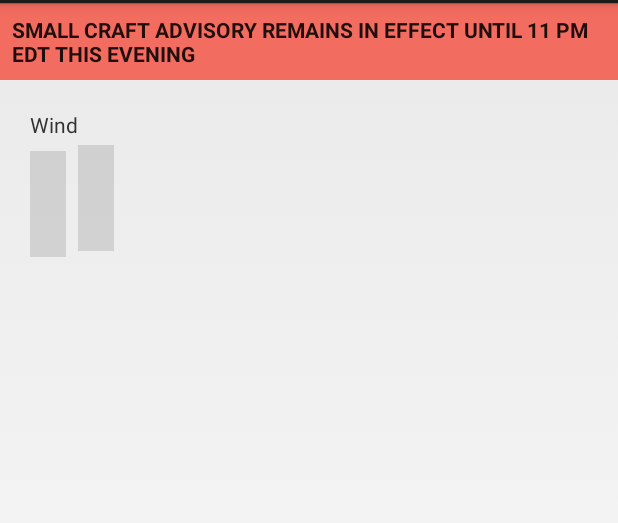
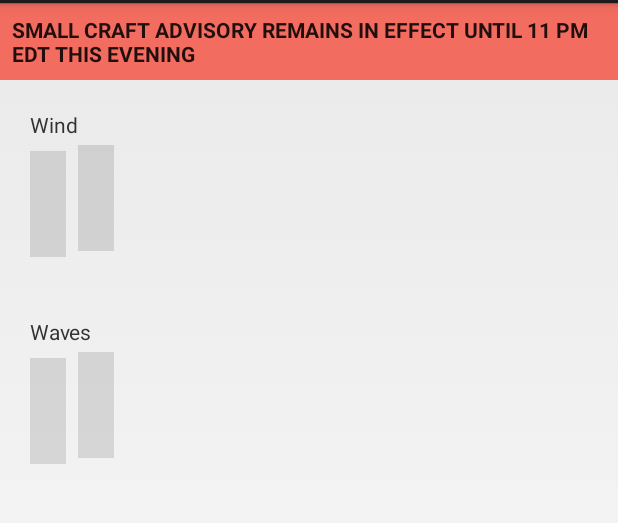
Before and after one commit to krschultz/AndroidWeatherBuoyDemo, an Android app: the screen it shows after launch (BuoyDetailActivity), on a phone screen of 412 x 824 dp, the part 69-592 px from its top. Run offline under Robolectric (Android 15) with nearby library versions, the phone set to English and light mode, and no system bars.

Commit message:
add two more instruments to detail screen

```diff
--- a/app/src/main/java/com/kevinrschultz/weatherbuoy/ui/BuoyDetailFragment.java
+++ b/app/src/main/java/com/kevinrschultz/weatherbuoy/ui/BuoyDetailFragment.java
@@ -13,10 +13,7 @@ import com.kevinrschultz.weatherbuoy.model.WaveCondition;
 import com.kevinrschultz.weatherbuoy.model.WindCondition;
 import com.kevinrschultz.weatherbuoy.preferences.WeatherBuoyPreferences;
 import com.kevinrschultz.weatherbuoy.views.AdvisoryBannerView;
-import com.kevinrschultz.weatherbuoy.views.Instrument;
 import com.kevinrschultz.weatherbuoy.views.InstrumentView;
-
-import java.util.Random;
 
 /**
  * @author Kevin Schultz (kschultz@gilt.com)
@@ -35,6 +32,8 @@ public class BuoyDetailFragment extends Fragment {
     private AdvisoryBannerView advisoryBanner;
     private InstrumentView windSpeedView;
     private InstrumentView windDirectionView;
+    private InstrumentView waveHeightView;
+    private InstrumentView wavePeriodView;
 
     public static BuoyDetailFragment newInstance() {
         return new BuoyDetailFragment();
@@ -57,6 +56,8 @@ public class BuoyDetailFragment extends Fragment {
         advisoryBanner = AdvisoryBannerView.class.cast(v.findViewById(R.id.buoy_detail_banner));
         windSpeedView = InstrumentView.class.cast(v.findViewById(R.id.buoy_detail_wind_speed));
         windDirectionView = InstrumentView.class.cast(v.findViewById(R.id.buoy_detail_wind_direction));
+        waveHeightView = InstrumentView.class.cast(v.findViewById(R.id.buoy_detail_wave_height));
+        wavePeriodView = InstrumentView.class.cast(v.findViewById(R.id.buoy_detail_wave_period));
     }
 
     private void loadData() {
@@ -69,12 +70,14 @@ public class BuoyDetailFragment extends Fragment {
         advisoryBanner.setOptionalText(advisory.getAdvisory());
     }
 
-    private void updateWindAndWaves(WindCondition windCondition, WaveCondition waveCondition) {
+    private void updateInstruments(WindCondition windCondition, WaveCondition waveCondition) {
         this.wind = windCondition;
         this.waves = waveCondition;
         this.viewModel = new BuoyDetailViewModel(wind, waves, new WeatherBuoyPreferences(getActivity()));
         viewModel.updateWindSpeed(windSpeedView);
         viewModel.updateWindDirection(windDirectionView);
+        viewModel.updateWaveHeight(waveHeightView);
+        viewModel.updateWavePeriod(wavePeriodView);
     }
 
     private AsyncTask<Void, Void, Void> loadMockAdvisory = new AsyncTask<Void, Void, Void>() {
@@ -117,7 +120,7 @@ public class BuoyDetailFragment extends Fragment {
             if(getActivity() != null) {
                 WindCondition randomWind = new WindCondition(Math.random() * 25.0, (int) (Math.random() * 360.0));
                 WaveCondition randomWave = new WaveCondition(Math.random() * 10.0, 6.0 + Math.random() * 8.0, (int) Math.random() * 360);
-                updateWindAndWaves(randomWind, randomWave);
+                updateInstruments(randomWind, randomWave);
             }
         }
     };
--- a/app/src/main/res/layout/fragment_buoy_detail.xml
+++ b/app/src/main/res/layout/fragment_buoy_detail.xml
@@ -44,4 +44,37 @@
 
     </RelativeLayout>
 
+    <RelativeLayout
+        android:layout_width="match_parent"
+        android:layout_height="wrap_content"
+        android:orientation="horizontal"
+        android:padding="@dimen/activity_vertical_margin">
+
+        <TextView
+            android:id="@+id/buoy_detail_wave_section_header"
+            android:layout_width="wrap_content"
+            android:layout_height="wrap_content"
+            android:layout_alignParentLeft="true"
+            android:layout_alignParentTop="true"
+            android:layout_margin="@dimen/half_padding"
+            android:text="@string/wave" />
+
+        <com.kevinrschultz.weatherbuoy.views.InstrumentView
+            android:id="@+id/buoy_detail_wave_height"
+            android:layout_width="wrap_content"
+            android:layout_height="wrap_content"
+            android:layout_alignParentLeft="true"
+            android:layout_below="@id/buoy_detail_wave_section_header"
+            android:layout_margin="@dimen/half_padding" />
+
+        <com.kevinrschultz.weatherbuoy.views.InstrumentView
+            android:id="@+id/buoy_detail_wave_period"
+            android:layout_width="wrap_content"
+            android:layout_height="wrap_content"
+            android:layout_alignBottom="@id/buoy_detail_wave_height"
+            android:layout_margin="@dimen/half_padding"
+            android:layout_toRightOf="@id/buoy_detail_wave_height" />
+
+    </RelativeLayout>
+
 </LinearLayout>
--- a/app/src/main/res/values/strings.xml
+++ b/app/src/main/res/values/strings.xml
@@ -5,5 +5,6 @@
     <string name="hello_world">Hello world!</string>
     <string name="action_settings">Settings</string>
     <string name="wind">Wind</string>
+    <string name="wave">Waves</string>
 
 </resources>
```
Also changed, not shown: app/src/main/java/com/kevinrschultz/weatherbuoy/ui/BuoyDetailViewModel.java (+22 -10 lines), 1 other file.
